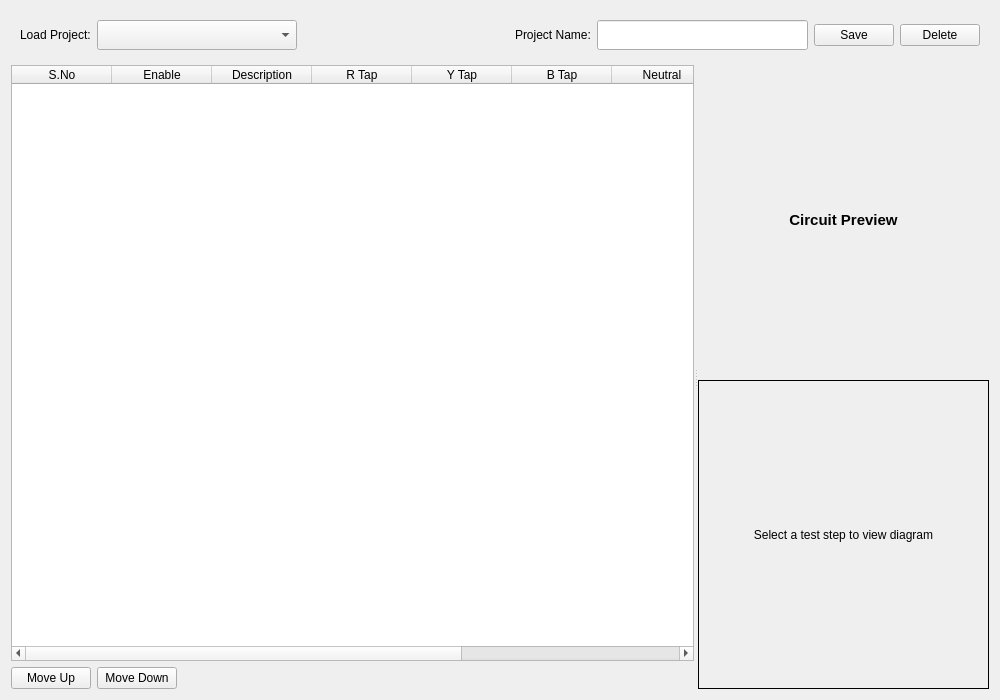
Above: new_ui/forms/project_config.ui from SuryaPrasathB/Comminent-PCB-Tester before the change. Below: the same form after it.
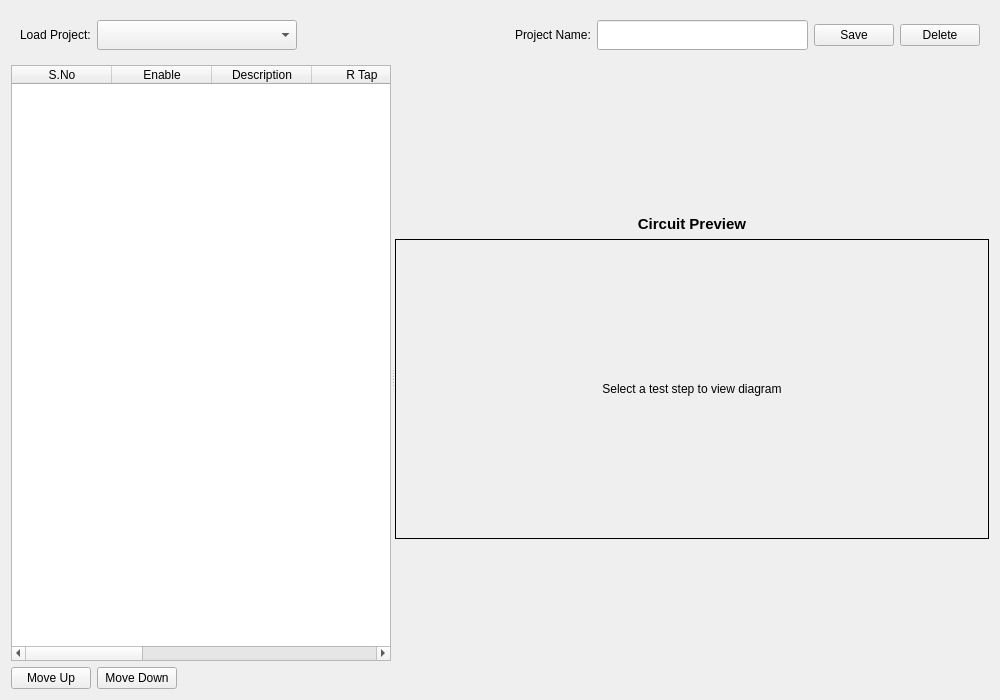
That is the form after the change.

The edit to the form file:
```diff
--- a/new_ui/forms/project_config.ui
+++ b/new_ui/forms/project_config.ui
@@ -199,8 +199,30 @@
      </widget>
      <widget class="QWidget" name="widget_diagram_container" native="true">
       <layout class="QVBoxLayout" name="verticalLayout_diagram">
+       <item>
+        <spacer name="verticalSpacer_top">
+         <property name="orientation">
+          <enum>Qt::Vertical</enum>
+         </property>
+         <property name="sizeType">
+          <enum>QSizePolicy::Maximum</enum>
+         </property>
+         <property name="sizeHint" stdset="0">
+          <size>
+           <width>20</width>
+           <height>200</height>
+          </size>
+         </property>
+        </spacer>
+       </item>
        <item>
         <widget class="QLabel" name="label_diagram_title">
+         <property name="sizePolicy">
+          <sizepolicy hsizetype="Preferred" vsizetype="Maximum">
+           <horstretch>0</horstretch>
+           <verstretch>0</verstretch>
+          </sizepolicy>
+         </property>
          <property name="minimumSize">
           <size>
            <width>0</width>
@@ -221,11 +243,17 @@
        <item>
         <widget class="QLabel" name="label_circuitDiagram">
          <property name="sizePolicy">
-          <sizepolicy hsizetype="Ignored" vsizetype="Ignored">
+          <sizepolicy hsizetype="Preferred" vsizetype="Preferred">
            <horstretch>0</horstretch>
            <verstretch>0</verstretch>
           </sizepolicy>
          </property>
+         <property name="minimumSize">
+          <size>
+           <width>400</width>
+           <height>300</height>
+          </size>
+         </property>
          <property name="frameShape">
           <enum>QFrame::Box</enum>
          </property>
@@ -237,6 +265,22 @@
          </property>
         </widget>
        </item>
+       <item>
+        <spacer name="verticalSpacer_bottom">
+         <property name="orientation">
+          <enum>Qt::Vertical</enum>
+         </property>
+         <property name="sizeType">
+          <enum>QSizePolicy::Maximum</enum>
+         </property>
+         <property name="sizeHint" stdset="0">
+          <size>
+           <width>20</width>
+           <height>200</height>
+          </size>
+         </property>
+        </spacer>
+       </item>
       </layout>
      </widget>
     </widget>
```
